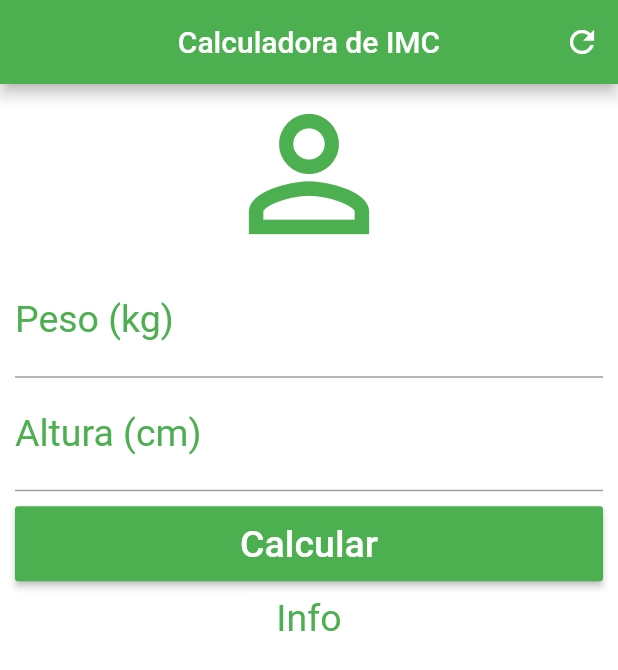
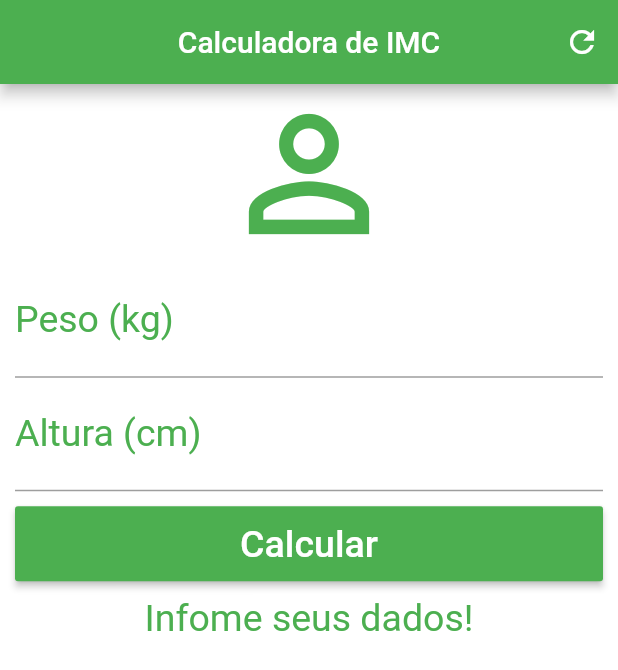
Before and after one commit to hercobulus/calculadora_imc, a Flutter app: the screen it shows after launch, after a tap on "Calcular", on a phone screen of 412 x 824 dp. Shown: the top 670 px of the screen. Run offline on Flutter 3.47's test engine with Material 2 defaults, Android fonts, the phone set to English and light mode, and no system bars.

Commit message:
new: TextController e calculos

```diff
--- a/lib/main.dart
+++ b/lib/main.dart
@@ -13,6 +13,43 @@ class Home extends StatefulWidget {
 }
 
 class _HomeState extends State<Home> {
+  TextEditingController heightController = TextEditingController();
+  TextEditingController weightController = TextEditingController();
+
+  String _infoText = "Infome seus dados!";
+
+  void _resetFields() {
+    heightController.text = "";
+    weightController.text = "";
+
+    setState(() {
+      _infoText = "Infome seus dados!";
+    });
+  }
+
+  void _calculate() {
+    setState(() {
+      double height = double.parse(heightController.text) / 100;
+      double weight = double.parse(weightController.text);
+
+      double imc = weight / (height * height);
+
+      if (imc < 18.6) {
+        _infoText = "Abaixo do peso ${imc.toStringAsPrecision(4)}";
+      } else if (imc < 24.9) {
+        _infoText = "Peso Ideal ${imc.toStringAsPrecision(4)}";
+      } else if (imc < 29.9) {
+        _infoText = "Levemente acima do peso ${imc.toStringAsPrecision(4)}";
+      } else if (imc < 34.9) {
+        _infoText = "Obesidade Grau I ${imc.toStringAsPrecision(4)}";
+      } else if (imc < 39.9) {
+        _infoText = "Obesidade Grau II ${imc.toStringAsPrecision(4)}";
+      } else {
+        _infoText = "Obesidade Grau III ${imc.toStringAsPrecision(4)}";
+      }
+    });
+  }
+
   @override
   Widget build(BuildContext context) {
     return Scaffold(
@@ -23,7 +60,7 @@ class _HomeState extends State<Home> {
           actions: <Widget>[
             IconButton(
               icon: Icon(Icons.refresh),
-            onPressed: () {},
+              onPressed: _resetFields,
             )
           ],
         ),
@@ -46,6 +83,7 @@ class _HomeState extends State<Home> {
                 ),
                 style: TextStyle(color: Colors.green, fontSize: 25.0),
                 textAlign: TextAlign.center,
+                controller: weightController,
               ),
               TextField(
                 keyboardType: TextInputType.number,
@@ -54,13 +92,14 @@ class _HomeState extends State<Home> {
                     labelStyle: TextStyle(color: Colors.green)),
                 style: TextStyle(color: Colors.green, fontSize: 25.0),
                 textAlign: TextAlign.center,
+                controller: heightController,
               ),
               Padding(
                 padding: EdgeInsets.only(top: 10.0, bottom: 10.0),
                 child: Container(
                     height: 50.0,
                     child: RaisedButton(
-                    onPressed: () {},
+                      onPressed: _calculate,
                       child: Text(
                         "Calcular",
                         style: TextStyle(fontSize: 25.0, color: Colors.white),
@@ -68,13 +107,13 @@ class _HomeState extends State<Home> {
                       color: Colors.green,
                     )),
               ),
-            Text("Info",
+              Text(
+                _infoText,
                 textAlign: TextAlign.center,
                 style: TextStyle(color: Colors.green, fontSize: 25.0),
               )
             ],
           ),
-      )
-    );
+        ));
   }
 }
```
Lines whose indentation alone changed are shown as unchanged.
